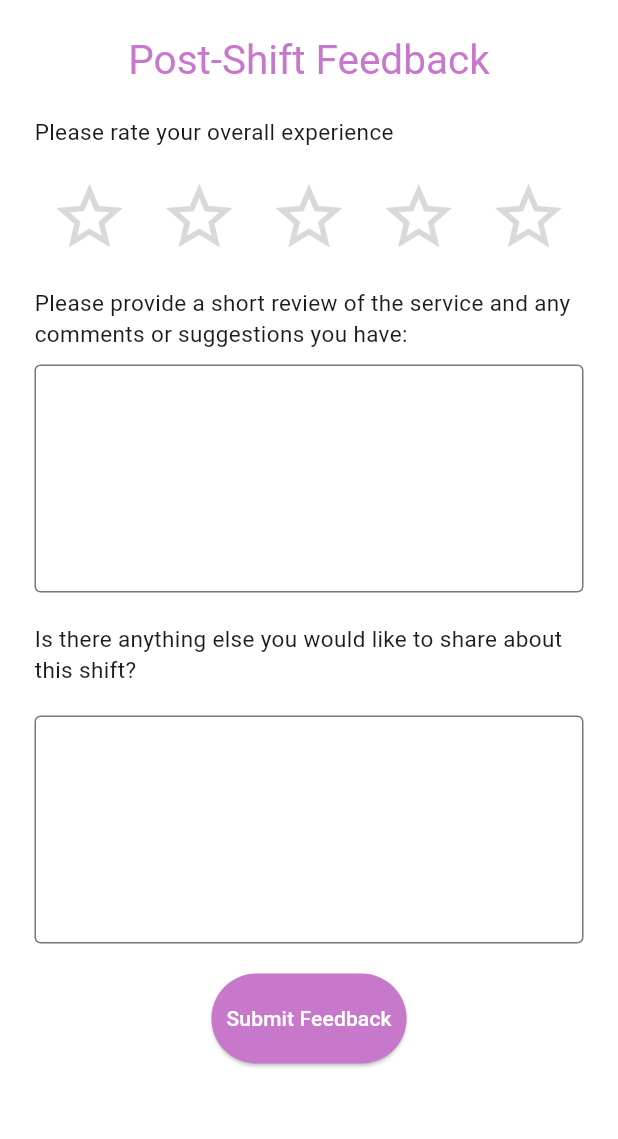
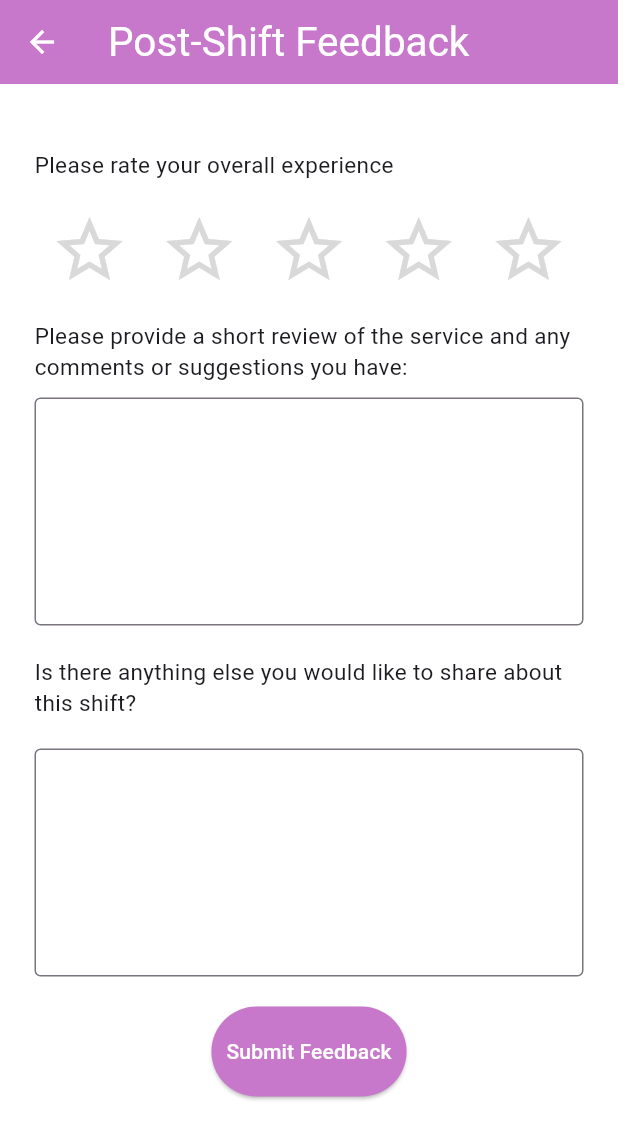
Before and after one commit to adi0213/Karuthal_Customer, a Flutter app: the FeedbackPage screen opened directly with empty values, on a phone screen of 412 x 824 dp. Shown: the top 1139 px of the screen. Run offline on Flutter 3.47's test engine with Material 3 defaults, Android fonts, the phone set to English and light mode, and no system bars; our stand-ins replace file_picker, google_fonts, open_file; missing offline and left inert: dart:html; network calls fail.

Commit message:
made changes

```diff
--- a/lib/Error.dart
+++ b/lib/Error.dart
@@ -10,7 +10,11 @@ class work extends StatefulWidget {
 class _workState extends State<work> {
   @override
   Widget build(BuildContext context) {
-    return const Scaffold(
+    return Scaffold(
+      appBar: AppBar(
+        backgroundColor: Color(0xFFC778CA),
+        iconTheme: const IconThemeData(color: Colors.white),
+      ),
       body: Center(
         child: Text(
           'WORK UNDER PROGRESS!',
--- a/lib/PatientEnrollBooking/SelectGender.dart
+++ b/lib/PatientEnrollBooking/SelectGender.dart
@@ -17,7 +17,7 @@ class _GenderNeededState extends State<GenderNeeded> {
   var genders = ['MALE', 'FEMALE', 'TRANSGENDER'];
   bool _isExpanded = false;
   final TextEditingController _controller = TextEditingController();
-  String _selectedHintText = 'Choose Service';
+  String _selectedHintText = 'No Gender Preferences';
 
   void _addToTextField(String gender) {
     setState(() {
--- a/lib/dashboard.dart
+++ b/lib/dashboard.dart
@@ -181,6 +181,7 @@ class _DashboardState extends State<Dashboard> {
                                   email: widget.email,
                                   token: 'Bearer ${widget.token}',
                                   customerId: widget.customerId,
+                                  userId: widget.userId,
                                 )),
                       );
                     },
@@ -241,7 +242,7 @@ class _DashboardState extends State<Dashboard> {
                           width: 172,
                           topColor: Color(0xFFD2B5E4),
                           bottomColor: Color(0xFFDBC1EB),
-                          label: '    Book \n  Service',
+                          label: '    Choose \n  Service',
                           fontSize: 28,
                           onPressed: () async {
                             Navigator.push(
@@ -250,6 +251,8 @@ class _DashboardState extends State<Dashboard> {
                                   builder: (context) => BookService(
                                         token: widget.token,
                                         customerId: widget.customerId,
+                                        email: widget.email,
+                                        userId: widget.userId,
                                       )),
                             );
                           },
--- a/lib/feedback.dart
+++ b/lib/feedback.dart
@@ -46,6 +46,26 @@ class _FeedbackPageState extends State<FeedbackPage> {
   @override
   Widget build(BuildContext context) {
     return Scaffold(
+        appBar: AppBar(
+          backgroundColor: Color(0xFFC778CA),
+          title: Text(
+            "Post-Shift Feedback",
+            style: Theme.of(context).textTheme.headlineLarge?.copyWith(
+                  color: Colors.white,
+                  fontFamily: GoogleFonts.anekGurmukhi().fontFamily,
+                  fontWeight: FontWeight.normal,
+                  fontSize: 27.0,
+                ),
+          ),
+          elevation: 0,
+          leading: IconButton(
+            onPressed: () {
+              Navigator.pop(context);
+            },
+            icon: Icon(Icons.arrow_back),
+            color: Color.fromARGB(255, 255, 255, 255),
+          ),
+        ),
         backgroundColor: Colors.white,
         body: SingleChildScrollView(
             child: SafeArea(
@@ -56,20 +76,6 @@ class _FeedbackPageState extends State<FeedbackPage> {
               child: Column(
                 crossAxisAlignment: CrossAxisAlignment.start,
                 children: [
-                  Center(
-                    child: Text(
-                      "Post-Shift Feedback",
-                      style: Theme.of(context)
-                          .textTheme
-                          .headlineLarge
-                          ?.copyWith(
-                            color: Color(0xFFC778CA),
-                            fontFamily: GoogleFonts.anekGurmukhi().fontFamily,
-                            fontWeight: FontWeight.normal,
-                            fontSize: 27.0,
-                          ),
-                    ),
-                  ),
                   const SizedBox(height: 20),
                   const Text(
                     'Please rate your overall experience',
--- a/lib/uploadedDocuments.dart
+++ b/lib/uploadedDocuments.dart
@@ -151,6 +151,9 @@ class _UploadedDocumentsState extends State<UploadedDocuments> {
         if (snapshot.connectionState == ConnectionState.waiting) {
           return Center(child: CircularProgressIndicator());
         } else if (snapshot.hasError) {
+          if (snapshot.data == null) {
+            return Center(child: Text("No Documents Uploaded"));
+          }
           return Center(child: Text("Error: ${snapshot.error}"));
         } else if (snapshot.hasData) {
           documentsList = snapshot.data ?? [];
```
Also changed, not shown: lib/CustomerRegistration.dart (+41 -19 lines), lib/PatientEnrollBooking/Booking.dart (+50 -4 lines), lib/PatientEnrollBooking/PatientEnroll.dart (+45 -6 lines), pubspec.yaml (+3 -6 lines).
